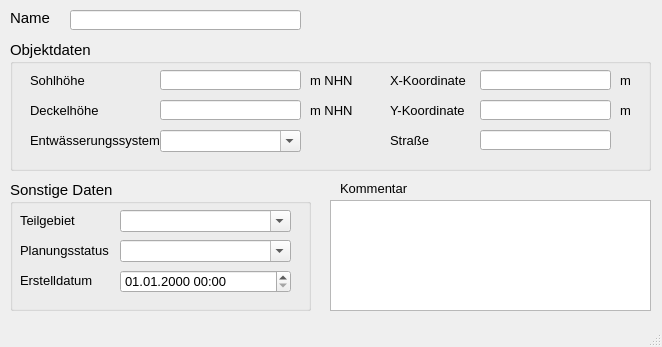
Qt form qkan/forms/qkan_speicher.ui (hoettges/QKan) before a commit.
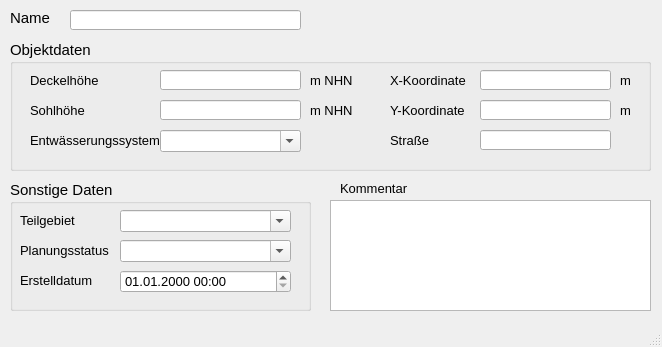
The same form after that commit. Custom widgets are drawn as their Qt base class.

The edit to the form file:
```diff
--- a/qkan/forms/qkan_speicher.ui
+++ b/qkan/forms/qkan_speicher.ui
@@ -309,7 +309,7 @@
      <property name="geometry">
       <rect>
        <x>20</x>
-       <y>30</y>
+       <y>60</y>
        <width>90</width>
        <height>21</height>
       </rect>
@@ -328,7 +328,7 @@
      <property name="geometry">
       <rect>
        <x>150</x>
-       <y>30</y>
+       <y>60</y>
        <width>141</width>
        <height>20</height>
       </rect>
@@ -350,7 +350,7 @@
      <property name="geometry">
       <rect>
        <x>20</x>
-       <y>60</y>
+       <y>30</y>
        <width>90</width>
        <height>21</height>
       </rect>
@@ -369,7 +369,7 @@
      <property name="geometry">
       <rect>
        <x>150</x>
-       <y>60</y>
+       <y>30</y>
        <width>141</width>
        <height>20</height>
       </rect>
```
